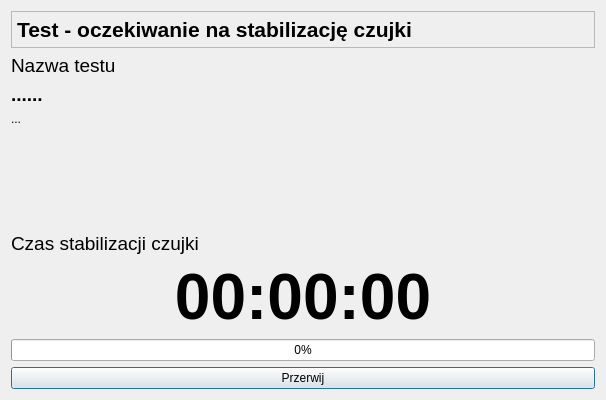
Old version of the form CzujkiLinioweApp/oknostabilizacjaczujki.ui in the repository wiacekmarcin/CzujkiLiniowe.
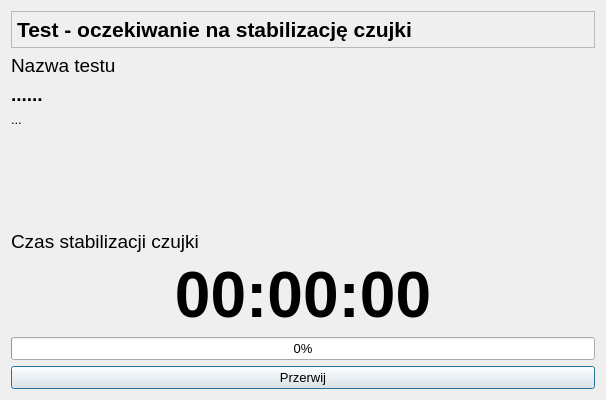
New version of the form.

```diff
--- a/CzujkiLinioweApp/oknostabilizacjaczujki.ui
+++ b/CzujkiLinioweApp/oknostabilizacjaczujki.ui
@@ -22,6 +22,12 @@
     <height>1200</height>
    </size>
   </property>
+  <property name="font">
+   <font>
+    <family>Arial</family>
+    <pointsize>10</pointsize>
+   </font>
+  </property>
   <property name="windowTitle">
    <string>Parametry Testu - oczekiwanie na stabilizację czujki</string>
   </property>
@@ -129,6 +135,7 @@
     <widget class="QLabel" name="lczas">
      <property name="font">
       <font>
+       <family>Arial</family>
        <pointsize>14</pointsize>
       </font>
      </property>
@@ -144,8 +151,8 @@
     <widget class="QLabel" name="czas">
      <property name="font">
       <font>
+       <family>Arial</family>
        <pointsize>48</pointsize>
-       <weight>75</weight>
        <bold>true</bold>
       </font>
      </property>
```
Left out of the diff: 5 changed lines with no effect on the pictures.
